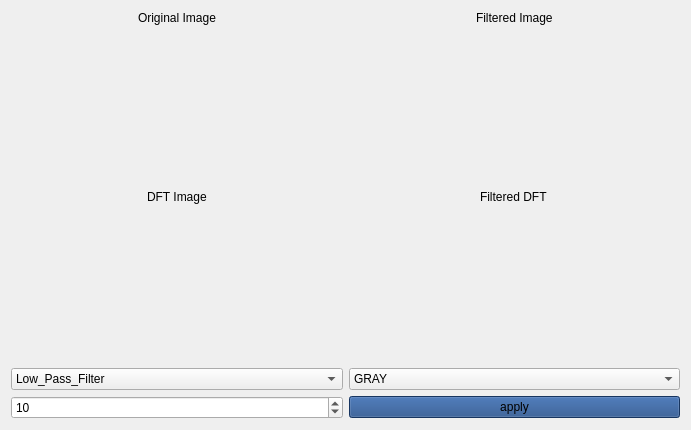
This is src/ui/filtering_studio.ui in Omarmansour557/Histogram-Equalization as Qt 5 draws it before an edit. The edited form follows.
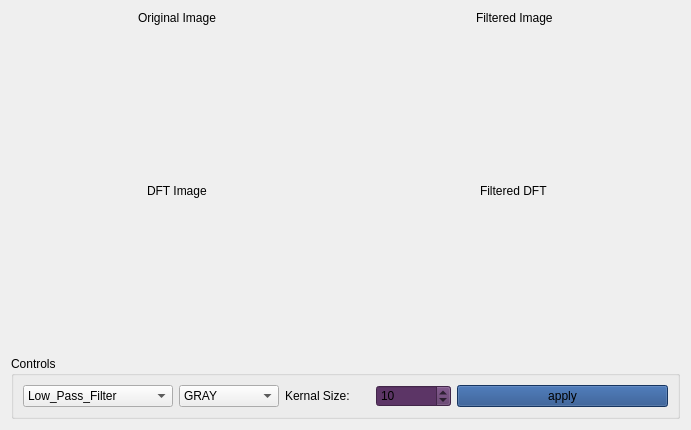
This is the edited form.

The edit to the form file:
```diff
--- a/src/ui/filtering_studio.ui
+++ b/src/ui/filtering_studio.ui
@@ -134,11 +134,19 @@
       </layout>
      </item>
      <item>
-      <layout class="QVBoxLayout" name="verticalLayout_2">
-       <item>
-        <layout class="QHBoxLayout" name="horizontalLayout_3">
+      <widget class="QGroupBox" name="groupBox">
+       <property name="title">
+        <string>Controls</string>
+       </property>
+       <layout class="QHBoxLayout" name="horizontalLayout_2">
          <item>
           <widget class="QComboBox" name="filters_list">
+          <property name="maximumSize">
+           <size>
+            <width>150</width>
+            <height>16777215</height>
+           </size>
+          </property>
            <property name="cursor">
             <cursorShape>PointingHandCursor</cursorShape>
            </property>
@@ -166,6 +174,12 @@
          </item>
          <item>
           <widget class="QComboBox" name="modes_list">
+          <property name="maximumSize">
+           <size>
+            <width>100</width>
+            <height>16777215</height>
+           </size>
+          </property>
            <property name="cursor">
             <cursorShape>PointingHandCursor</cursorShape>
            </property>
@@ -181,15 +195,33 @@
            </item>
           </widget>
          </item>
-        </layout>
-       </item>
        <item>
-        <layout class="QHBoxLayout" name="horizontalLayout_2">
+         <widget class="QLabel" name="label_5">
+          <property name="maximumSize">
+           <size>
+            <width>85</width>
+            <height>16777215</height>
+           </size>
+          </property>
+          <property name="text">
+           <string>Kernal Size:</string>
+          </property>
+         </widget>
+        </item>
          <item>
           <widget class="QSpinBox" name="kernal_spinbox">
+          <property name="maximumSize">
+           <size>
+            <width>75</width>
+            <height>16777215</height>
+           </size>
+          </property>
            <property name="cursor">
             <cursorShape>PointingHandCursor</cursorShape>
            </property>
+          <property name="styleSheet">
+           <string notr="true">background-color: rgb(92, 53, 102);</string>
+          </property>
            <property name="maximum">
             <number>500</number>
            </property>
@@ -215,8 +247,7 @@
           </widget>
          </item>
         </layout>
-       </item>
-      </layout>
+      </widget>
      </item>
     </layout>
    </item>
```
Lines whose indentation alone changed are shown as unchanged.
